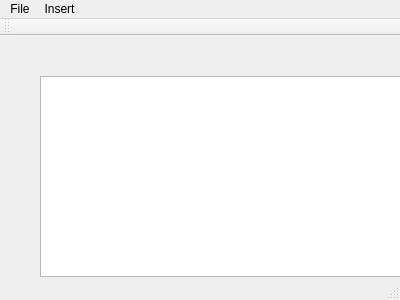
Old version of the form lab1/mainwindow.ui in the repository RoadToExclusivity/Graphics.
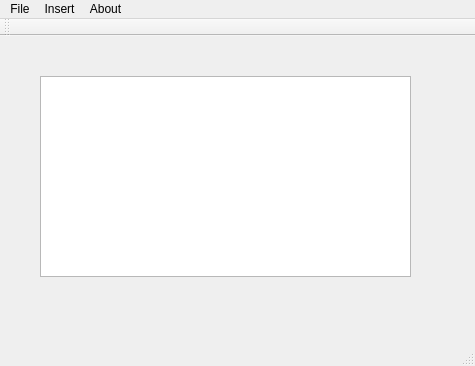
New version of the form.

What changed in the file:
```diff
--- a/lab1/mainwindow.ui
+++ b/lab1/mainwindow.ui
@@ -6,8 +6,8 @@
    <rect>
     <x>0</x>
     <y>0</y>
-    <width>400</width>
-    <height>300</height>
+    <width>475</width>
+    <height>366</height>
    </rect>
   </property>
   <property name="windowTitle">
@@ -39,7 +39,7 @@
     <rect>
      <x>0</x>
      <y>0</y>
-     <width>400</width>
+     <width>475</width>
      <height>21</height>
     </rect>
    </property>
@@ -55,8 +55,15 @@
     </property>
     <addaction name="actionInsert_row"/>
    </widget>
+   <widget class="QMenu" name="menuAbout">
+    <property name="title">
+     <string>About</string>
+    </property>
+    <addaction name="actionAbout_creator"/>
+   </widget>
    <addaction name="menuDsfd"/>
    <addaction name="menuInsert"/>
+   <addaction name="menuAbout"/>
   </widget>
   <widget class="QToolBar" name="mainToolBar">
    <attribute name="toolBarArea">
```
Left out of the diff: 5 changed lines with no effect on the pictures.
